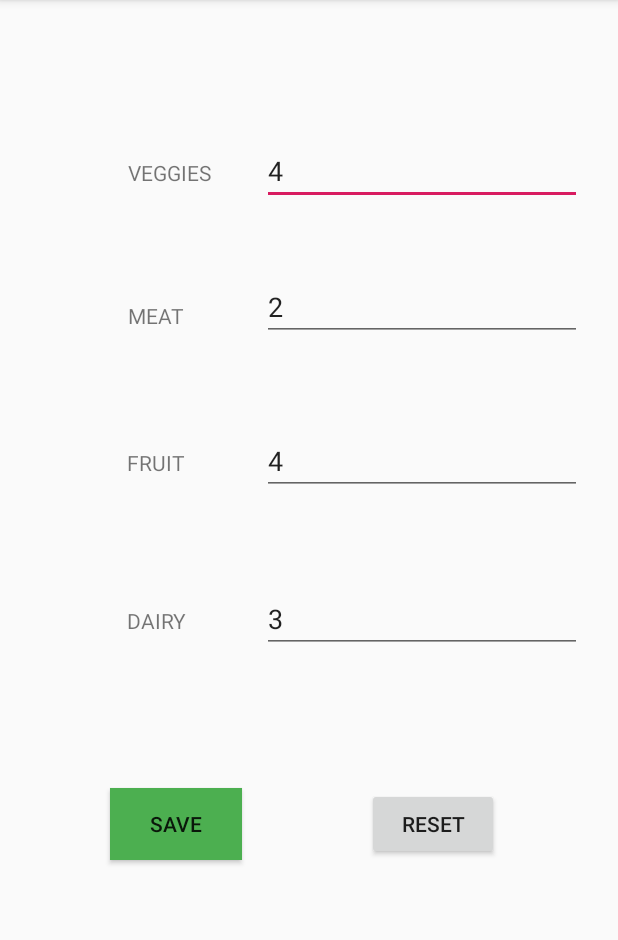
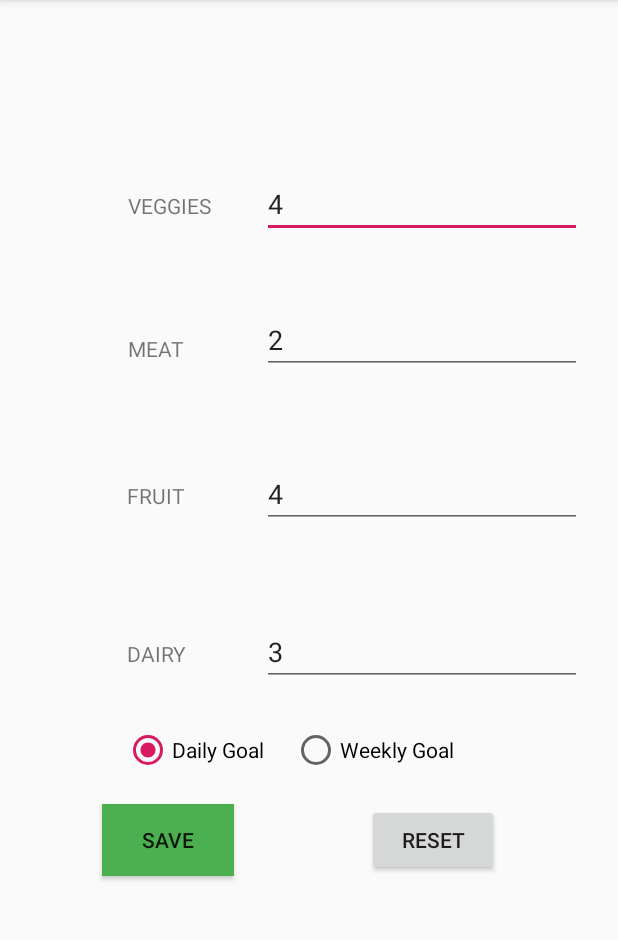
Before and after one commit to schucherta8/DietClash, an Android app: the GetStarted screen opened directly, with no data from a screen before it, on a phone screen of 412 x 824 dp, the part 84-1024 px from its top. Run offline under Robolectric (Android 15) with nearby library versions, the phone set to English and light mode, and no system bars.

Commit message:
Updated goal table and added radio buttons

```diff
--- a/DietClash/app/src/main/java/com/diet/dietclash/FoodDB/FoodDBHelper.java
+++ b/DietClash/app/src/main/java/com/diet/dietclash/FoodDB/FoodDBHelper.java
@@ -5,7 +5,7 @@ import android.database.sqlite.SQLiteDatabase;
 import android.database.sqlite.SQLiteOpenHelper;
 
 public class FoodDBHelper extends SQLiteOpenHelper {
-    public static final int DATABASE_VERSION = 2;
+    public static final int DATABASE_VERSION = 3;
     public static final String DATABASE_NAME = "Food.db";
 
     /**
@@ -37,7 +37,9 @@ public class FoodDBHelper extends SQLiteOpenHelper {
     private static final String CREATE_STRING_SERVINGS = "CREATE TABLE "+ FoodServingsContract.FoodServings.TABLE_NAME +
             " ("+ FoodServingsContract.FoodServings._ID + " INTEGER PRIMARY KEY," +
             FoodServingsContract.FoodServings.COLUMN_NAME_CATEGORY+" TEXT," +
-            FoodServingsContract.FoodServings.COLUMN_NAME_AMOUNT+" INTEGER)";
+            FoodServingsContract.FoodServings.COLUMN_NAME_AMOUNT+" INTEGER," +
+            FoodServingsContract.FoodServings.COLUMN_NAME_START_DATE+" TEXT," +
+            FoodServingsContract.FoodServings.COLUMN_NAME_END_DATE+" TEXT)";
 
     /**
      * DROP_STRING Constant:
--- a/DietClash/app/src/main/java/com/diet/dietclash/FoodDB/FoodServingsContract.java
+++ b/DietClash/app/src/main/java/com/diet/dietclash/FoodDB/FoodServingsContract.java
@@ -10,5 +10,7 @@ public final class FoodServingsContract {
         public static final String TABLE_NAME = "servings";
         public static final String COLUMN_NAME_CATEGORY = "category";
         public static final String COLUMN_NAME_AMOUNT = "amount";
+        public static final String COLUMN_NAME_START_DATE = "start";
+        public static final String COLUMN_NAME_END_DATE = "end";
     }
 }
--- a/DietClash/app/src/main/res/layout/activity_get_started.xml
+++ b/DietClash/app/src/main/res/layout/activity_get_started.xml
@@ -47,7 +47,7 @@
         android:id="@+id/saveButton"
         android:layout_width="wrap_content"
         android:layout_height="wrap_content"
-        android:layout_marginStart="73dp"
+        android:layout_marginStart="68dp"
         android:background="#4CAF50"
         android:onClick="save"
         android:text="@string/save"
@@ -73,10 +73,12 @@
         android:layout_height="wrap_content"
         android:layout_marginTop="91dp"
         android:layout_marginEnd="24dp"
+        android:layout_marginBottom="304dp"
         android:ems="10"
         android:hint="@string/enter_serving_size"
         android:importantForAutofill="no"
         android:inputType="number"
+        app:layout_constraintBottom_toTopOf="@+id/radioGroup"
         app:layout_constraintEnd_toEndOf="parent"
         app:layout_constraintTop_toTopOf="parent" />
 
@@ -118,4 +120,35 @@
         android:inputType="number"
         app:layout_constraintEnd_toEndOf="parent"
         app:layout_constraintTop_toBottomOf="@+id/fruitServingsView" />
+
+    <RadioGroup
+        android:id="@+id/radioGroup"
+        android:layout_width="237dp"
+        android:layout_height="32dp"
+        android:layout_marginStart="57dp"
+        android:layout_marginEnd="55dp"
+        android:layout_marginBottom="230dp"
+        android:checkedButton="@id/radioButton"
+        android:orientation="horizontal"
+        app:layout_constraintBottom_toBottomOf="parent"
+        app:layout_constraintEnd_toEndOf="@+id/resetButton"
+        app:layout_constraintStart_toStartOf="@+id/saveButton"
+        app:layout_constraintTop_toBottomOf="@+id/veggiesServingView">
+
+        <RadioButton
+            android:id="@+id/radioButton"
+            android:layout_width="match_parent"
+            android:layout_height="wrap_content"
+            android:layout_weight="1"
+            android:text="@string/daily_goal" />
+
+        <RadioButton
+            android:id="@+id/radioButton2"
+            android:layout_width="251dp"
+            android:layout_height="wrap_content"
+            android:layout_weight="1"
+            android:text="@string/weekly_goal" />
+
+    </RadioGroup>
+
 </androidx.constraintlayout.widget.ConstraintLayout>
--- a/DietClash/app/src/main/res/values/strings.xml
+++ b/DietClash/app/src/main/res/values/strings.xml
@@ -22,4 +22,6 @@
     <string name="achievement_name">Achievement1</string>
     <string name="achievement_description">Place a description here</string>
     <string name="progress_completion">50%</string>
+    <string name="daily_goal">Daily Goal</string>
+    <string name="weekly_goal">Weekly Goal</string>
 </resources>
```
